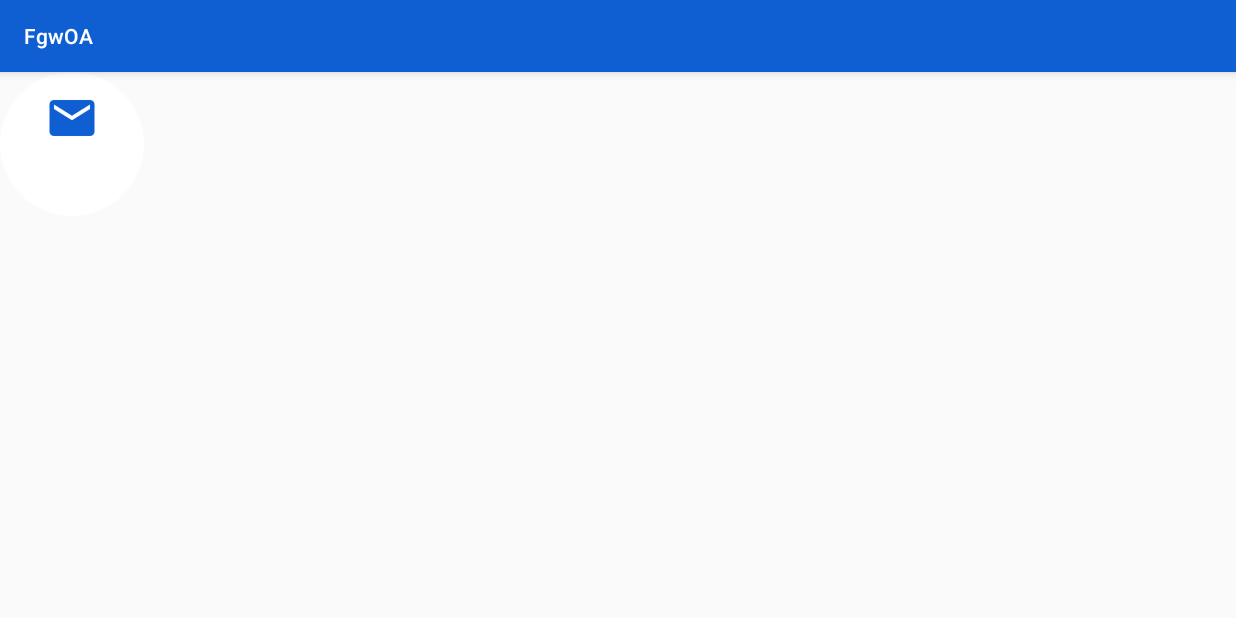
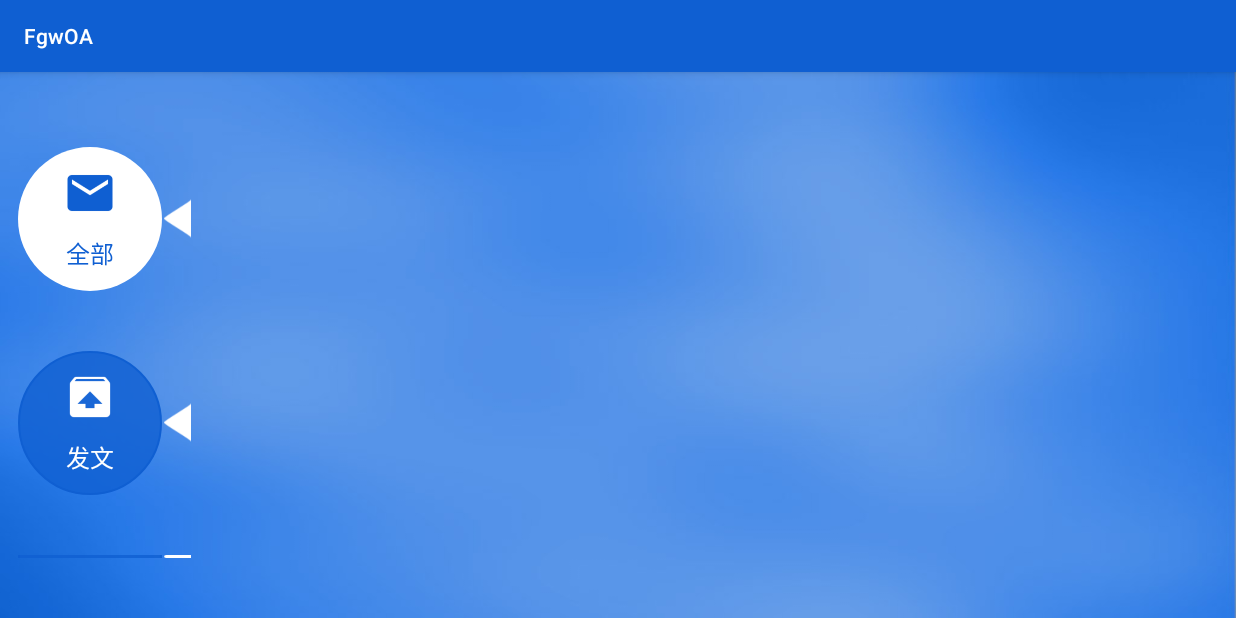
Before and after one commit to buildandroid/FgwMobile, an Android app: the screen it shows after launch (GwqpActivity), after a tap on "全部", on a phone screen of 824 x 412 dp (held sideways). Run offline under Robolectric (Android 15) with nearby library versions, the phone set to English and light mode, and no system bars.

Commit message:
tab select

```diff
--- a/app/src/main/java/fragment/GwqpTabButtonFragment.java
+++ b/app/src/main/java/fragment/GwqpTabButtonFragment.java
@@ -1,9 +1,10 @@
 package fragment;
 
 import android.content.Context;
-import android.net.Uri;
+import android.content.res.TypedArray;
 import android.os.Bundle;
 import android.support.v4.app.Fragment;
+import android.util.AttributeSet;
 import android.view.LayoutInflater;
 import android.view.View;
 import android.view.ViewGroup;
@@ -16,7 +17,7 @@ import com.example.fgwoa.fgwmobile.R;
 /**
  * A simple {@link Fragment} subclass.
  * Activities that contain this fragment must implement the
- * {@link GwqpTabButtonFragment.OnFragmentInteractionListener} interface
+ * {@link OnTabSelectedListener} interface
  * to handle interaction events.
  * Use the {@link GwqpTabButtonFragment#newInstance} factory method to
  * create an instance of this fragment.
@@ -24,14 +25,17 @@ import com.example.fgwoa.fgwmobile.R;
 public class GwqpTabButtonFragment extends Fragment {
     // TODO: Rename parameter arguments, choose names that match
     // the fragment initialization parameters, e.g. ARG_ITEM_NUMBER
-    private static final String ARG_PARAM1 = "param1";
-    private static final String ARG_PARAM2 = "param2";
+    public static final String ICON_RES_ID = "ICON_RES_ID";
+    public static final String TXT_RES_ID = "TXT_RES_ID";
+    public static final String IS_SELECTED = "IS_SELECTED";
+
 
     // TODO: Rename and change types of parameters
-    private String mParam1;
-    private String mParam2;
+    private int mIconResId;
+    private int mTxtResId;
+    private boolean mIsSelected;
 
-    private OnFragmentInteractionListener mListener;
+    private OnTabSelectedListener mListener;
     private FrameLayout mGwqpTabBtn;
     private ImageView mGwqpTabBtnIcon;
     private TextView mGwqpTabBtnTxt;
@@ -51,19 +55,24 @@ public class GwqpTabButtonFragment extends Fragment {
     // TODO: Rename and change types and number of parameters
     public static GwqpTabButtonFragment newInstance(String param1, String param2) {
         GwqpTabButtonFragment fragment = new GwqpTabButtonFragment();
-        Bundle args = new Bundle();
-        args.putString(ARG_PARAM1, param1);
-        args.putString(ARG_PARAM2, param2);
-        fragment.setArguments(args);
+//        Bundle args = new Bundle();
+//        args.putString(ICON_RES_ID, param1);
+//        args.putString(IS_SELECTED, param2);
+//        fragment.setArguments(args);
         return fragment;
     }
 
     @Override
     public void onCreate(Bundle savedInstanceState) {
         super.onCreate(savedInstanceState);
+        updateArgument();
+    }
+
+    private void updateArgument() {
         if (getArguments() != null) {
-            mParam1 = getArguments().getString(ARG_PARAM1);
-            mParam2 = getArguments().getString(ARG_PARAM2);
+            mIconResId = getArguments().getInt(ICON_RES_ID, R.drawable.all);
+            mTxtResId = getArguments().getInt(TXT_RES_ID, R.string.prompt_all);
+            mIsSelected = getArguments().getBoolean(IS_SELECTED, false);
         }
     }
 
@@ -75,8 +84,10 @@ public class GwqpTabButtonFragment extends Fragment {
         mGwqpTabBtn = (FrameLayout)rootView.findViewById(R.id.gwqp_button);
         initGwqpTabButton();
         mGwqpTabBtnIcon = (ImageView)rootView.findViewById(R.id.gwqp_btn_icon);
+        mGwqpTabBtnIcon.setImageResource(mIconResId);
         mGwqpTabBtnTxt = (TextView)rootView.findViewById(R.id.gwqp_btn_txt);
-
+        mGwqpTabBtnTxt.setText(mTxtResId);
+        updateUIBySelectedState();
         return rootView;
     }
 
@@ -84,13 +95,21 @@ public class GwqpTabButtonFragment extends Fragment {
         mGwqpTabBtn.setOnClickListener(new View.OnClickListener() {
             @Override
             public void onClick(View v) {
-                boolean newState = !mGwqpTabBtn.isSelected();
-                mGwqpTabBtn.setSelected(newState);
-                mGwqpTabBtnIcon.setSelected(newState);
-                mGwqpTabBtnTxt.setSelected(newState);
-                changeGwqpTabBtnIconColor();
+//                mIsSelected = !mIsSelected;
+//                updateUIBySelectedState();
+                if (mListener != null) {
+                    mListener.onTabSelected(GwqpTabButtonFragment.this);
+                }
             }
         });
+    }
+
+    private void updateUIBySelectedState(){
+        mGwqpTabBtn.setSelected(mIsSelected);
+        mGwqpTabBtnIcon.setSelected(mIsSelected);
+        mGwqpTabBtnTxt.setSelected(mIsSelected);
+        changeGwqpTabBtnIconColor();
+        changeGwqpTabBtnTxtColor();
     }
 
     private void changeGwqpTabBtnIconColor(){
@@ -101,17 +120,22 @@ public class GwqpTabButtonFragment extends Fragment {
         }
     }
 
-
-    // TODO: Rename method, update argument and hook method into UI event
-    public void onButtonPressed(Uri uri) {
-        if (mListener != null) {
-            mListener.onFragmentInteraction(uri);
+    private void changeGwqpTabBtnTxtColor(){
+        if(mGwqpTabBtnTxt.isSelected()){
+            mGwqpTabBtnTxt.setTextColor(getResources().getColor(R.color.colorPrimary));
+        }else{
+            mGwqpTabBtnTxt.setTextColor(getResources().getColor(R.color.colorWhite));
         }
     }
+
 
     @Override
     public void onAttach(Context context) {
         super.onAttach(context);
+        Fragment parentFragment = getParentFragment();
+        if(parentFragment instanceof OnTabSelectedListener){
+            mListener = (OnTabSelectedListener)parentFragment;
+        }
 //        if (context instanceof OnFragmentInteractionListener) {
 //            mListener = (OnFragmentInteractionListener) context;
 //        } else {
@@ -136,8 +160,27 @@ public class GwqpTabButtonFragment extends Fragment {
      * "http://developer.android.com/training/basics/fragments/communicating.html"
      * >Communicating with Other Fragments</a> for more information.
      */
-    public interface OnFragmentInteractionListener {
+    public interface OnTabSelectedListener {
         // TODO: Update argument type and name
-        void onFragmentInteraction(Uri uri);
+        void onTabSelected(Fragment fragment);
+    }
+
+    @Override
+    public void onInflate(Context context, AttributeSet attrs, Bundle savedInstanceState) {
+        super.onInflate(context, attrs, savedInstanceState);
+        TypedArray a = context.obtainStyledAttributes(attrs, R.styleable.GwrpTabButtonFragment);
+        mIconResId = a.getResourceId(R.styleable.GwrpTabButtonFragment_gwrp_icon, R.drawable.all);
+        mTxtResId = a.getResourceId(R.styleable.GwrpTabButtonFragment_gwrp_text, R.string.prompt_all);
+        mIsSelected = a.getBoolean(R.styleable.GwrpTabButtonFragment_gwrp_selected, false);
+        a.recycle();
+    }
+
+    public void setOnTabSelectedListener(OnTabSelectedListener listener){
+        mListener = listener;
+    }
+
+    public void setSelected(boolean isSelected){
+        mIsSelected = isSelected;
+        updateUIBySelectedState();
     }
 }
--- a/app/src/main/java/fragment/GwqpTabFragment.java
+++ b/app/src/main/java/fragment/GwqpTabFragment.java
@@ -1,14 +1,19 @@
 package fragment;
 
+import android.app.Activity;
 import android.content.Context;
 import android.net.Uri;
 import android.os.Bundle;
 import android.support.v4.app.Fragment;
+import android.support.v4.app.FragmentManager;
+import android.util.AttributeSet;
 import android.view.LayoutInflater;
 import android.view.View;
 import android.view.ViewGroup;
 
 import com.example.fgwoa.fgwmobile.R;
+
+import java.util.List;
 
 /**
  * A simple {@link Fragment} subclass.
@@ -18,7 +23,7 @@ import com.example.fgwoa.fgwmobile.R;
  * Use the {@link GwqpTabFragment#newInstance} factory method to
  * create an instance of this fragment.
  */
-public class GwqpTabFragment extends Fragment {
+public class GwqpTabFragment extends Fragment implements GwqpTabButtonFragment.OnTabSelectedListener {
     // TODO: Rename parameter arguments, choose names that match
     // the fragment initialization parameters, e.g. ARG_ITEM_NUMBER
     private static final String ARG_PARAM1 = "param1";
@@ -59,13 +64,15 @@ public class GwqpTabFragment extends Fragment {
             mParam1 = getArguments().getString(ARG_PARAM1);
             mParam2 = getArguments().getString(ARG_PARAM2);
         }
+
     }
 
     @Override
     public View onCreateView(LayoutInflater inflater, ViewGroup container,
                              Bundle savedInstanceState) {
         // Inflate the layout for this fragment
-        return inflater.inflate(R.layout.fragment_gwqp_tab, container, false);
+        View rootView = inflater.inflate(R.layout.fragment_gwqp_tab, container, false);
+        return rootView;
     }
 
     // TODO: Rename method, update argument and hook method into UI event
@@ -106,4 +113,25 @@ public class GwqpTabFragment extends Fragment {
         // TODO: Update argument type and name
         void onFragmentInteraction(Uri uri);
     }
+
+//    private void initTabButtonFragment(){
+//        FragmentManager fragmentManager = getFragmentManager();
+//        List<Fragment> fragments = fragmentManager.getFragments();
+//        for(Fragment fragment:fragments){
+//            if(fragment instanceof GwqpTabButtonFragment){
+//                ((GwqpTabButtonFragment)fragment).setOnTabSelectedListener(this);
+//            }
+//        }
+//    }
+
+    @Override
+    public void onTabSelected(Fragment fragment) {
+        FragmentManager fragmentManager = getChildFragmentManager();
+        for(Fragment frg:fragmentManager.getFragments()){
+            if(frg instanceof GwqpTabButtonFragment){
+                ((GwqpTabButtonFragment)frg).setSelected(frg.equals(fragment));
+            }
+        }
+
+    }
 }
--- a/app/src/main/res/color/gwqp_foreground.xml
+++ /dev/null
@@ -1,5 +0,0 @@
-<?xml version="1.0" encoding="utf-8"?>
-<selector xmlns:android="http://schemas.android.com/apk/res/android">
-    <item android:color="@color/colorWhite" />
-    <item android:state_selected="true" android:color="@color/colorPrimary" />
-</selector>
--- a/app/src/main/res/layout/activity_gwqp.xml
+++ b/app/src/main/res/layout/activity_gwqp.xml
@@ -3,12 +3,15 @@
     xmlns:tools="http://schemas.android.com/tools"
     android:orientation="vertical"
     android:layout_width="match_parent"
-    android:layout_height="match_parent">
+    android:layout_height="match_parent"
+    android:background="@drawable/gongwen_qianpi_bg">
     <fragment
         android:layout_width="wrap_content"
         android:layout_height="wrap_content"
         android:tag="tab"
         android:name="fragment.GwqpTabFragment"
         tools:layout="@layout/fragment_gwqp_tab"
+        android:layout_marginTop="50dp"
+        android:layout_marginLeft="12dp"
         />
 </LinearLayout>
--- a/app/src/main/res/layout/fragment_gwqp_tab.xml
+++ b/app/src/main/res/layout/fragment_gwqp_tab.xml
@@ -2,14 +2,48 @@
     xmlns:tools="http://schemas.android.com/tools"
     android:layout_width="match_parent"
     android:layout_height="match_parent"
-    android:orientation="horizontal"
+    xmlns:app="http://schemas.android.com/apk/res-auto"
+    android:orientation="vertical"
     tools:context="fragment.GwqpTabFragment">
     <fragment
         android:layout_width="wrap_content"
         android:layout_height="wrap_content"
         android:name="fragment.GwqpTabButtonFragment"
         tools:layout="@layout/fragment_gwqp_tab_button"
-        android:tag="all"
+        android:id="@+id/quanbu"
+        android:layout_marginBottom="40dp"
+        app:gwrp_selected="true"
+        />
+
+    <fragment
+        android:layout_width="wrap_content"
+        android:layout_height="wrap_content"
+        android:name="fragment.GwqpTabButtonFragment"
+        tools:layout="@layout/fragment_gwqp_tab_button"
+        android:id="@+id/shouwen"
+        android:layout_marginBottom="40dp"
+        app:gwrp_icon="@drawable/send"
+        app:gwrp_text="@string/prompt_send"
+
+        />
+    <fragment
+        android:layout_width="wrap_content"
+        android:layout_height="wrap_content"
+        android:name="fragment.GwqpTabButtonFragment"
+        tools:layout="@layout/fragment_gwqp_tab_button"
+        android:id="@+id/fawen"
+        android:layout_marginBottom="40dp"
+        app:gwrp_icon="@drawable/receive"
+        app:gwrp_text="@string/prompt_receive"
+        />
+    <fragment
+        android:layout_width="wrap_content"
+        android:layout_height="wrap_content"
+        android:name="fragment.GwqpTabButtonFragment"
+        tools:layout="@layout/fragment_gwqp_tab_button"
+        android:id="@+id/qianbao"
+        app:gwrp_icon="@drawable/sign"
+        app:gwrp_text="@string/prompt_sign"
         />
 
 </LinearLayout>
--- a/app/src/main/res/layout/fragment_gwqp_tab_button.xml
+++ b/app/src/main/res/layout/fragment_gwqp_tab_button.xml
@@ -3,6 +3,7 @@
     android:layout_width="match_parent"
     android:layout_height="match_parent"
     android:orientation="horizontal"
+    android:gravity="center_vertical"
     tools:context="fragment.GwqpTabButtonFragment">
 
     <FrameLayout
@@ -17,26 +18,32 @@
             android:layout_width="wrap_content"
             android:layout_height="wrap_content"
             android:orientation="vertical"
-            android:layout_gravity="center">
+            android:layout_gravity="center"
+            android:gravity="center_horizontal">
             <ImageView
                 android:layout_width="36dp"
                 android:layout_height="36dp"
                 android:src="@drawable/all"
                 android:layout_marginBottom="10dp"
                 android:id="@+id/gwqp_btn_icon"
+                android:tint="@color/colorWhite"
                 />
             <TextView
                 android:layout_width="wrap_content"
                 android:layout_height="wrap_content"
                 android:text="@string/prompt_all"
                 android:textSize="16sp"
-                android:textColor="@color/gwqp_foreground"
+                android:textColor="@color/colorWhite"
                 android:id="@+id/gwqp_btn_txt"/>
         </LinearLayout>
     </FrameLayout>
 
     <ImageView
-        android:layout_width="wrap_content"
-        android:layout_height="wrap_content" />
+        android:layout_width="18dp"
+        android:layout_height="26dp"
+        android:src="@drawable/gwqp_arrow"
+        android:layout_marginLeft="1dp"
+        android:id="@+id/gwqp_btn_indicator"
+        />
 
 </LinearLayout>
--- /dev/null
+++ b/app/src/main/res/values/attrs.xml
@@ -0,0 +1,8 @@
+<?xml version="1.0" encoding="utf-8"?>
+<resources>
+    <declare-styleable name="GwrpTabButtonFragment">
+        <attr name="gwrp_icon" format="reference"/>
+        <attr name="gwrp_text" format="reference"/>
+        <attr name="gwrp_selected" format="boolean" />
+    </declare-styleable>
+</resources>
```
Also changed, not shown: app/src/main/res/drawable/gwqp_arrow.png (added).
